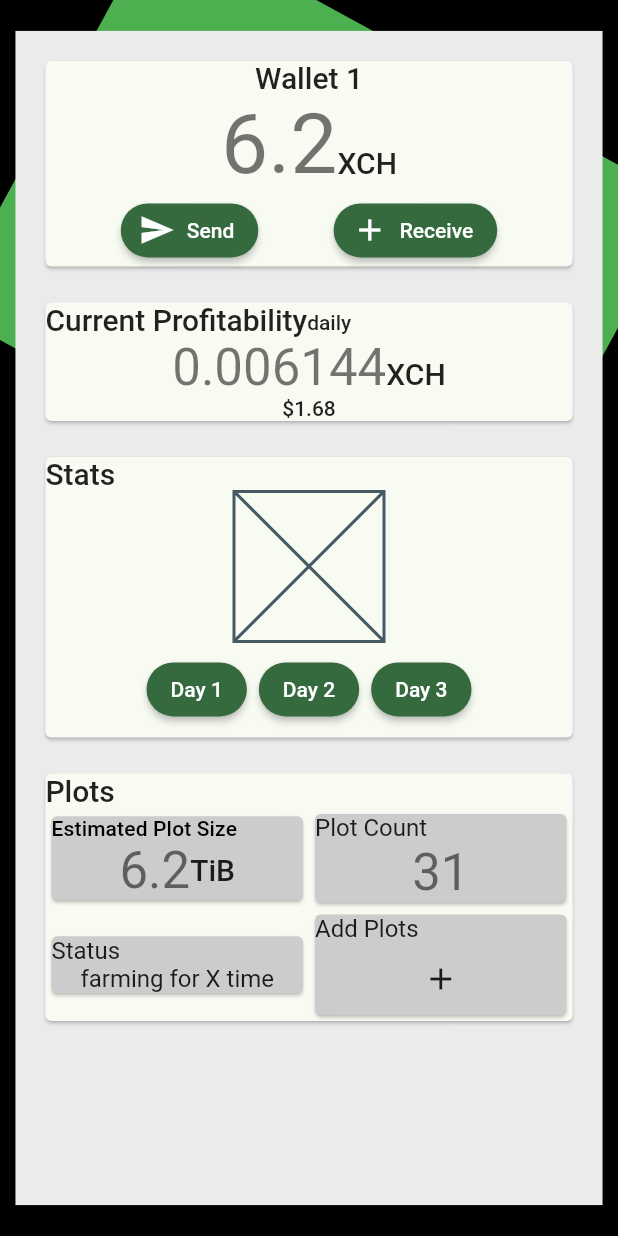
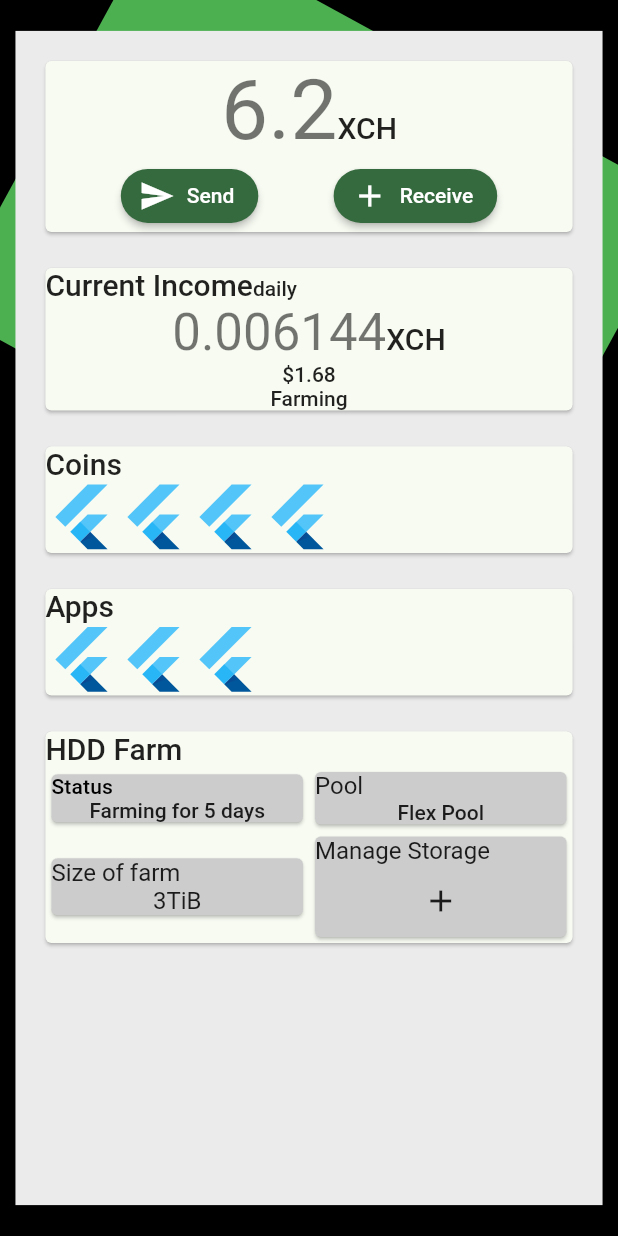
Before and after one commit to bertbeck/flutter_mqtt_riverpod, a Flutter app: the Dashboard screen opened by its route, on a phone screen of 412 x 824 dp. Run offline on Flutter 3.47's test engine with Material 2 defaults, Android fonts, the phone set to English and light mode, and no system bars; our stand-ins replace flutter_hooks, go_router, hooks_riverpod; missing offline and left inert: amplify_auth_cognito, amplify_authenticator, amplify_flutter, aws_iot_api, aws_iot_data_api, wifi_iot.

Commit message:
incorporate new figma

```diff
--- a/lib/screens/add_storage.dart
+++ b/lib/screens/add_storage.dart
@@ -15,8 +15,6 @@ class AddStorage extends HookConsumerWidget {
       children: [
         Text('Add Storage', style: Theme.of(context).textTheme.headline5),
         const SizedBox(height: 20),
-        const Text('Sign in to the official wallet on your device.'),
-        const SizedBox(height: 20),
       ],
       bottomChildren: [
         ElevatedButton(
--- a/lib/screens/add_your_device.dart
+++ b/lib/screens/add_your_device.dart
@@ -16,11 +16,7 @@ class AddYourDevice extends HookConsumerWidget {
         Text('Add Your Device', style: Theme.of(context).textTheme.headline5),
         const SizedBox(height: 20),
         const Text(
-          '''
-1. Connect your Device to Ethernet (optional).
-2. Plug your Device into Power.
-3. Wait 3 Minutes.
-4. Is the LED Red or Blue?
+          '''Do you see the Evergreen hotspot?
 ''',
           textAlign: TextAlign.center,
         ),
@@ -28,11 +24,9 @@ class AddYourDevice extends HookConsumerWidget {
       ],
       bottomChildren: [
         ElevatedButton(
-            child: const Text('Red'),
+            child: const Text('Yes'),
             onPressed: () => context.goNamed('connect to pi')),
-        ElevatedButton(
-            child: const Text('Blue'),
-            onPressed: () => context.goNamed('link device to account')),
+        const ElevatedButton(child: Text('No'), onPressed: null),
       ],
     );
   }
--- a/lib/screens/connect_to_pi.dart
+++ b/lib/screens/connect_to_pi.dart
@@ -13,11 +13,8 @@ class ConnectToPi extends HookConsumerWidget {
   Widget build(BuildContext context, WidgetRef ref) {
     return MyPageFrame(
       children: [
-        Text('Connect Device to Wifi',
+        Text('Connect to Evergreen',
             style: Theme.of(context).textTheme.headline5),
-        const SizedBox(height: 20),
-        const Text(
-            '1. Connect to Device Hotspot (named something that begins with Evergreen).'),
         const SizedBox(height: 20),
       ],
       bottomChildren: [
--- a/lib/screens/dashboard.dart
+++ b/lib/screens/dashboard.dart
@@ -77,7 +77,6 @@ class Dashboard extends HookConsumerWidget {
                                 mainAxisAlignment: MainAxisAlignment.center,
                                 crossAxisAlignment: CrossAxisAlignment.center,
                                 children: [
-                                  Text('Wallet 1', style: textTheme.headline6),
                                   Row(
                                     crossAxisAlignment:
                                         CrossAxisAlignment.baseline,
@@ -117,7 +116,7 @@ class Dashboard extends HookConsumerWidget {
                                         CrossAxisAlignment.baseline,
                                     textBaseline: TextBaseline.ideographic,
                                     children: [
-                                      Text('Current Profitability',
+                                      Text('Current Income',
                                           style: textTheme.headline6),
                                       Text('daily', style: textTheme.bodyText1),
                                     ],
@@ -142,7 +141,69 @@ class Dashboard extends HookConsumerWidget {
                                       Text('\$1.68',
                                           style: textTheme.bodyText1),
                                     ],
-                                  )
+                                  ),
+                                  Row(
+                                      mainAxisAlignment:
+                                          MainAxisAlignment.center,
+                                      children: [
+                                        Text('Farming',
+                                            style: textTheme.bodyText1),
+                                      ]),
+                                ],
+                              ),
+                            ),
+                            const SizedBox(height: 16),
+                            Card(
+                              child: Column(
+                                children: [
+                                  Row(
+                                    mainAxisAlignment: MainAxisAlignment.start,
+                                    children: [
+                                      Text('Coins', style: textTheme.headline6),
+                                    ],
+                                  ),
+                                  Row(
+                                    children: const [
+                                      FlutterLogo(
+                                        size: 48,
+                                      ),
+                                      FlutterLogo(
+                                        size: 48,
+                                      ),
+                                      FlutterLogo(
+                                        size: 48,
+                                      ),
+                                      FlutterLogo(
+                                        size: 48,
+                                      ),
+                                    ],
+                                  ),
+                                ],
+                              ),
+                            ),
+                            const SizedBox(height: 16),
+                            Card(
+                              child: Column(
+                                children: [
+                                  Row(
+                                    mainAxisAlignment: MainAxisAlignment.start,
+                                    children: [
+                                      Text('Apps', style: textTheme.headline6),
+                                    ],
+                                  ),
+                                  Row(
+                                    children: const [
+                                      FlutterLogo(
+                                        size: 48,
+                                      ),
+                                      FlutterLogo(
+                                        size: 48,
+                                      ),
+                                      FlutterLogo(
+                                        size: 48,
+                                      ),
+                                    ],
+                                  ),
                                 ],
                               ),
                             ),
@@ -152,45 +213,8 @@ class Dashboard extends HookConsumerWidget {
                                 Row(
                                   mainAxisAlignment: MainAxisAlignment.start,
                                   children: [
-                                    Text('Stats', style: textTheme.headline6),
-                                  ],
-                                ),
-                                Row(
-                                  mainAxisAlignment: MainAxisAlignment.center,
-                                  children: const [
-                                    Placeholder(
-                                        fallbackHeight: 100,
-                                        fallbackWidth: 100),
-                                  ],
-                                ),
-                                Row(
-                                  mainAxisAlignment: MainAxisAlignment.center,
-                                  children: [
-                                    ButtonBar(children: [
-                                      ElevatedButton(
-                                        child: const Text('Day 1'),
-                                        onPressed: () {},
-                                      ),
-                                      ElevatedButton(
-                                        child: const Text('Day 2'),
-                                        onPressed: () {},
-                                      ),
-                                      ElevatedButton(
-                                        child: const Text('Day 3'),
-                                        onPressed: () {},
-                                      ),
-                                    ]),
-                                  ],
-                                ),
-                              ]),
-                            ),
-                            const SizedBox(height: 16),
-                            Card(
-                              child: Column(children: [
-                                Row(
-                                  mainAxisAlignment: MainAxisAlignment.start,
-                                  children: [
-                                    Text('Plots', style: textTheme.headline6),
+                                    Text('HDD Farm',
+                                        style: textTheme.headline6),
                                   ],
                                 ),
                                 Table(
@@ -204,7 +228,7 @@ class Dashboard extends HookConsumerWidget {
                                           children: [
                                             Row(
                                               children: [
-                                                Text('Estimated Plot Size',
+                                                Text('Status',
                                                     style: textTheme.subtitle2),
                                               ],
                                             ),
@@ -212,10 +236,8 @@ class Dashboard extends HookConsumerWidget {
                                               mainAxisAlignment:
                                                   MainAxisAlignment.center,
                                               children: [
-                                                Text('6.2',
-                                                    style: textTheme.headline4),
-                                                Text('TiB',
-                                                    style: textTheme.headline6),
+                                                Text('Farming for 5 days',
+                                                    style: textTheme.bodyText1),
                                               ],
                                             ),
                                           ],
@@ -227,7 +249,7 @@ class Dashboard extends HookConsumerWidget {
                                           children: [
                                             Row(
                                               children: [
-                                                Text('Plot Count',
+                                                Text('Pool',
                                                     style: textTheme.subtitle1),
                                               ],
                                             ),
@@ -235,8 +257,8 @@ class Dashboard extends HookConsumerWidget {
                                               mainAxisAlignment:
                                                   MainAxisAlignment.center,
                                               children: [
-                                                Text('31',
-                                                    style: textTheme.headline4),
+                                                Text('Flex Pool',
+                                                    style: textTheme.bodyText1),
                                               ],
                                             ),
                                           ],
@@ -250,7 +272,7 @@ class Dashboard extends HookConsumerWidget {
                                           children: [
                                             Row(
                                               children: [
-                                                Text('Status',
+                                                Text('Size of farm',
                                                     style: textTheme.subtitle1),
                                               ],
                                             ),
@@ -258,7 +280,7 @@ class Dashboard extends HookConsumerWidget {
                                               mainAxisAlignment:
                                                   MainAxisAlignment.center,
                                               children: [
-                                                Text('farming for X time',
+                                                Text('3TiB',
                                                     style: textTheme.subtitle1),
                                               ],
                                             ),
@@ -271,7 +293,7 @@ class Dashboard extends HookConsumerWidget {
                                           children: [
                                             Row(
                                               children: [
-                                                Text('Add Plots',
+                                                Text('Manage Storage',
                                                     style: textTheme.subtitle1),
                                               ],
                                             ),
--- a/lib/screens/enter_wifi.dart
+++ b/lib/screens/enter_wifi.dart
@@ -26,7 +26,7 @@ class EnterWifi extends HookConsumerWidget {
   Widget build(BuildContext context, WidgetRef ref) {
     final wifiList = ref.watch(wifiListProvider);
     return MyPageFrame(children: [
-      Text('Enter Wifi', style: Theme.of(context).textTheme.headline5),
+      Text('Add WiFi', style: Theme.of(context).textTheme.headline5),
       const SizedBox(height: 20),
       wifiList.when(
           data: (List<String> data) => SelectWiFi(data: data),
@@ -90,7 +90,7 @@ class SelectWiFi extends HookConsumerWidget {
 
                 // todo set wifi here
 
-                context.goNamed('wait for blue');
+                context.goNamed('authorize device');
               },
               child: const Text('Set WiFi!'),
             ),
--- a/lib/screens/sign_in_to_wallet.dart
+++ b/lib/screens/sign_in_to_wallet.dart
@@ -13,9 +13,14 @@ class SignInToWallet extends HookConsumerWidget {
   Widget build(BuildContext context, WidgetRef ref) {
     return MyPageFrame(
       children: [
-        Text('Sign In To Wallet', style: Theme.of(context).textTheme.headline5),
+        Text('Sign In To FarmermWallet',
+            style: Theme.of(context).textTheme.headline5),
         const SizedBox(height: 20),
-        const Text('Sign in to the official wallet on your device.'),
+        TextFormField(
+          decoration: const InputDecoration(
+            labelText: 'Wallet passphrase',
+          ),
+        ),
         const SizedBox(height: 20),
       ],
       bottomChildren: [
```
